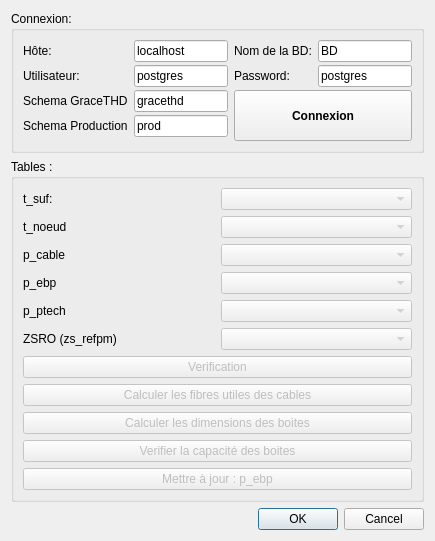
Before: the Qt Designer form boite_dimensioning_dialog_base.ui in MohannadAdham/BoiteDimensioning, drawn with Qt 5.
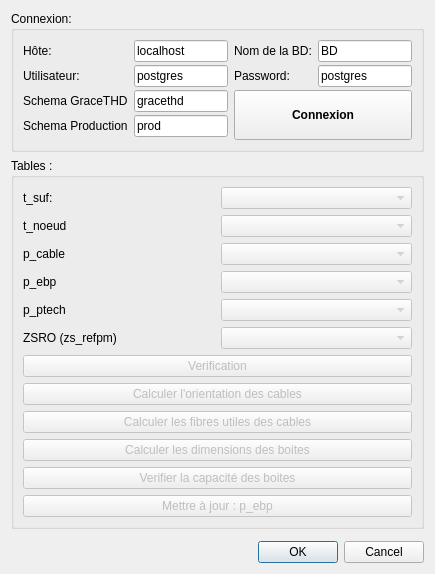
After: the same form once the commit is applied.

Commit message: Modify the interface in Qt Designer and modify the code such that the names of the variables correspond to the names of the objects in the template

```diff
--- a/boite_dimensioning_dialog_base.ui
+++ b/boite_dimensioning_dialog_base.ui
@@ -22,8 +22,8 @@
         <string>Tables :</string>
        </property>
        <layout class="QGridLayout" name="gridLayout_5">
-        <item row="6" column="0">
-         <widget class="QPushButton" name="pushButton_mettre_a_jour_chemin">
+        <item row="5" column="0">
+         <widget class="QPushButton" name="pushButton_verify_capacity">
           <property name="enabled">
            <bool>false</bool>
           </property>
@@ -32,7 +32,7 @@
           </property>
          </widget>
         </item>
-        <item row="4" column="0">
+        <item row="3" column="0">
          <widget class="QPushButton" name="pushButton_fibres_utiles">
           <property name="enabled">
            <bool>false</bool>
@@ -133,7 +133,7 @@
           </item>
          </layout>
         </item>
-        <item row="7" column="0">
+        <item row="6" column="0">
          <widget class="QPushButton" name="pushButton_mettre_a_jour_cable">
           <property name="enabled">
            <bool>false</bool>
@@ -143,7 +143,7 @@
           </property>
          </widget>
         </item>
-        <item row="5" column="0">
+        <item row="4" column="0">
          <widget class="QPushButton" name="pushButton_dimensions">
           <property name="enabled">
            <bool>false</bool>
@@ -153,8 +153,8 @@
           </property>
          </widget>
         </item>
-        <item row="3" column="0">
-         <widget class="QPushButton" name="pushButton_verifier_topologie">
+        <item row="1" column="0">
+         <widget class="QPushButton" name="pushButton_verification">
           <property name="enabled">
            <bool>false</bool>
           </property>
@@ -163,6 +163,16 @@
           </property>
          </widget>
         </item>
+        <item row="2" column="0">
+         <widget class="QPushButton" name="pushButton_orientation">
+          <property name="enabled">
+           <bool>false</bool>
+          </property>
+          <property name="text">
+           <string>Calculer l'orientation des cables</string>
+          </property>
+         </widget>
+        </item>
        </layout>
       </widget>
      </item>
@@ -332,7 +342,7 @@
      </item>
     </layout>
    </item>
-   <item row="1" column="0">
+   <item row="2" column="0">
     <widget class="QDialogButtonBox" name="button_box">
      <property name="orientation">
       <enum>Qt::Horizontal</enum>
@@ -342,6 +352,9 @@
      </property>
     </widget>
    </item>
+   <item row="1" column="0">
+    <widget class="QWidget" name="widget" native="true"/>
+   </item>
   </layout>
  </widget>
  <resources/>
```
The commit also changes 2 other files.
